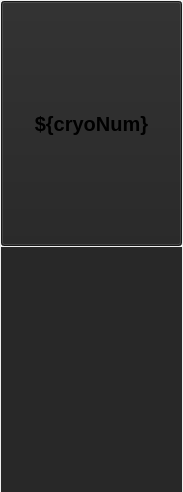
Above: FrontEnd/cryomodule.ui from slaclab/cavityDisplay before the change. Below: the same form after it.
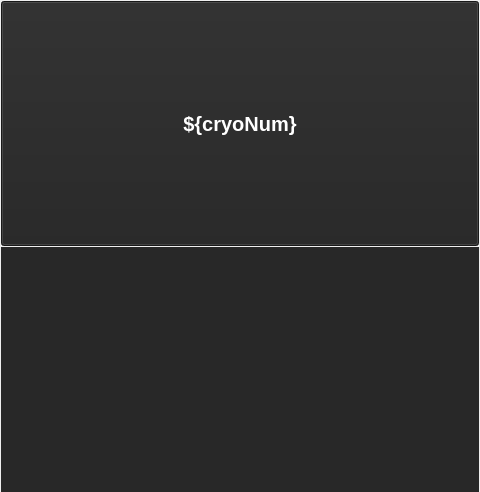
That is the form after the change. Custom widgets are drawn as their Qt base class.

Diff of the .ui file:
```diff
--- a/FrontEnd/cryomodule.ui
+++ b/FrontEnd/cryomodule.ui
@@ -6,7 +6,7 @@
    <rect>
     <x>0</x>
     <y>0</y>
-    <width>183</width>
+    <width>480</width>
     <height>492</height>
    </rect>
   </property>
@@ -60,7 +60,8 @@
       <string/>
      </property>
      <property name="styleSheet">
-      <string notr="true">background-color: rgb(35, 35, 35);</string>
+      <string notr="true">background-color: rgb(35, 35, 35); 
+color: rgb(255, 255, 255);</string>
      </property>
      <property name="text">
       <string>${cryoNum}</string>
```
Left out of the diff: 2 changed lines with no effect on the pictures.
